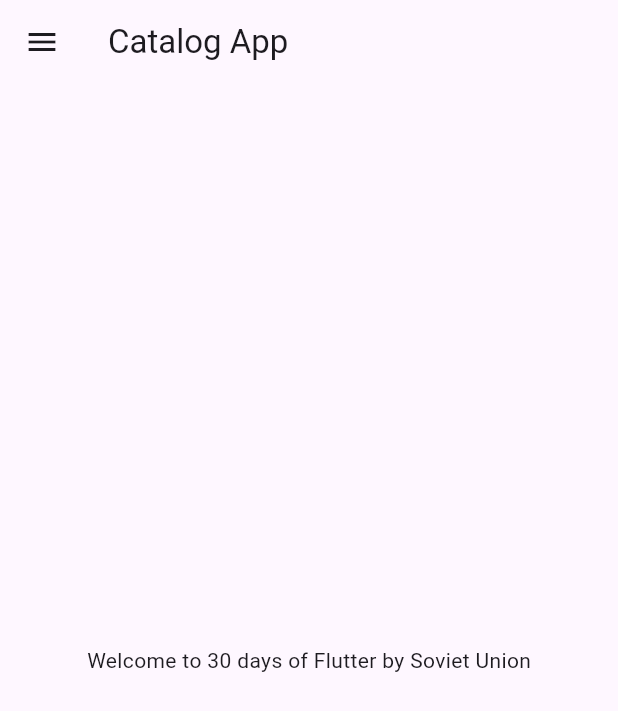
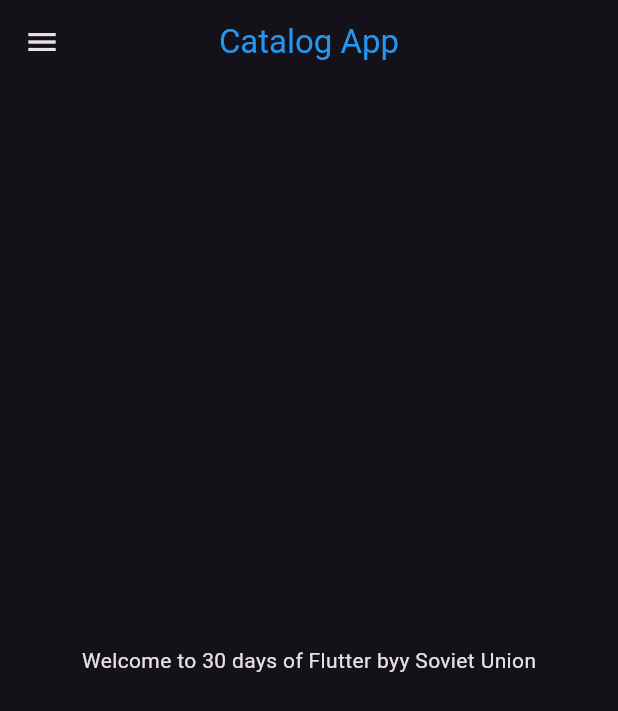
Before and after one commit to Abdullah-146/flutter_hellworld, a Flutter app: the screen it shows after launch, on a phone screen of 412 x 824 dp. Shown: the top 711 px of the screen. Run offline on Flutter 3.47's test engine with Material 3 defaults, Android fonts, the phone set to English and light mode, and no system bars.

```diff
--- a/lib/home_page.dart
+++ /dev/null
@@ -1,16 +0,0 @@
-import 'package:flutter/material.dart';
-
-class HomePage extends StatelessWidget {
-  const HomePage({super.key});
-
-  @override
-  Widget build(BuildContext context) {
-    final int days = 30;
-    final String name = 'Soviet Union';
-    return Scaffold(
-      appBar: AppBar(title: Text('Catalog App')),
-      body: Center(child: Text('Welcome to $days days of Flutter by $name')),
-      drawer: const Drawer(),
-    );
-  }
-}
--- a/lib/main.dart
+++ b/lib/main.dart
@@ -1,5 +1,6 @@
 import 'package:flutter/material.dart';
-import 'package:flutter_hellworld/home_page.dart';
+import 'package:flutter_hellworld/pages/home_page.dart';
+import 'package:flutter_hellworld/pages/login_page.dart';
 
 void main() {
   runApp(const MyApp());
@@ -10,6 +11,17 @@ class MyApp extends StatelessWidget {
 
   @override
   Widget build(BuildContext context) {
-    return MaterialApp(home: HomePage());
+    return MaterialApp(
+      initialRoute: "/home",
+      routes: {
+        "/": (context) => const LoginPage(),
+        "/home": (context) => HomePage(),
+        "/login": (context) => const LoginPage(),
+      },
+      themeMode: ThemeMode.dark,
+      darkTheme: ThemeData(
+        brightness: Brightness.dark,
+      ),
+    );
   }
 }
--- /dev/null
+++ b/lib/pages/home_page.dart
@@ -0,0 +1,22 @@
+import 'package:flutter/material.dart';
+
+class HomePage extends StatelessWidget {
+  const HomePage({super.key});
+
+  @override
+  Widget build(BuildContext context) {
+    final int days = 30;
+    final String name = 'Soviet Union';
+    return Scaffold(
+      appBar: AppBar(
+        title: const Text(
+          'Catalog App',
+          style: TextStyle(color: Colors.blue), // Set the text color to blue
+        ),
+        centerTitle: true, // Center the title
+      ),
+      body: Center(child: Text('Welcome to $days days of Flutter byy $name')),
+      drawer: const Drawer(),
+    );
+  }
+}
```
Also changed, not shown: lib/pages/login_page.dart (added, +21 -0 lines).
